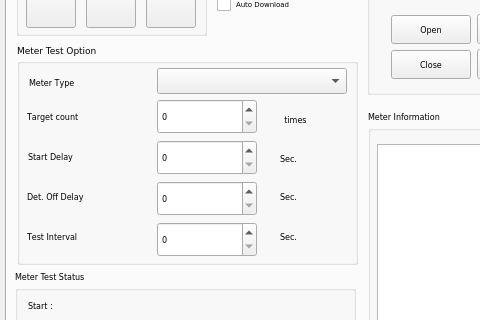
Before: the Qt Designer form mainwindow.ui in shnomad/Battery-Test, drawn with Qt 5; both pictures show x 0 to 480 and y 105 to 425 of the 1024 by 600 pixel window.
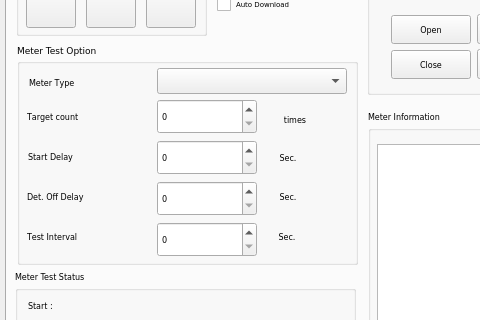
After: the same form once the commit is applied. The open tabs and pages were chosen to show the change.

What changed in the file:
```diff
--- a/mainwindow.ui
+++ b/mainwindow.ui
@@ -1058,9 +1058,9 @@
       <widget class="QLabel" name="label_8">
        <property name="geometry">
         <rect>
-         <x>263</x>
+         <x>246</x>
          <y>145</y>
-         <width>17</width>
+         <width>50</width>
          <height>16</height>
         </rect>
        </property>
@@ -1081,9 +1081,9 @@
       <widget class="QLabel" name="label_7">
        <property name="geometry">
         <rect>
-         <x>263</x>
-         <y>107</y>
-         <width>17</width>
+         <x>246</x>
+         <y>106</y>
+         <width>50</width>
          <height>16</height>
         </rect>
        </property>
@@ -1104,9 +1104,9 @@
       <widget class="QLabel" name="label_6">
        <property name="geometry">
         <rect>
-         <x>267</x>
+         <x>253</x>
          <y>68</y>
-         <width>23</width>
+         <width>50</width>
          <height>16</height>
         </rect>
        </property>
@@ -1127,9 +1127,9 @@
       <widget class="QLabel" name="label_9">
        <property name="geometry">
         <rect>
-         <x>263</x>
+         <x>245</x>
          <y>185</y>
-         <width>17</width>
+         <width>50</width>
          <height>16</height>
         </rect>
        </property>
@@ -1203,7 +1203,7 @@
         <rect>
          <x>10</x>
          <y>65</y>
-         <width>52</width>
+         <width>110</width>
          <height>16</height>
         </rect>
        </property>
@@ -1228,7 +1228,7 @@
         <rect>
          <x>10</x>
          <y>145</y>
-         <width>57</width>
+         <width>110</width>
          <height>16</height>
         </rect>
        </property>
@@ -1253,7 +1253,7 @@
         <rect>
          <x>12</x>
          <y>31</y>
-         <width>46</width>
+         <width>110</width>
          <height>16</height>
         </rect>
        </property>
@@ -1278,7 +1278,7 @@
         <rect>
          <x>11</x>
          <y>105</y>
-         <width>45</width>
+         <width>110</width>
          <height>16</height>
         </rect>
        </property>
@@ -1303,7 +1303,7 @@
         <rect>
          <x>10</x>
          <y>185</y>
-         <width>51</width>
+         <width>110</width>
          <height>16</height>
         </rect>
        </property>
```
Left out of the diff: 2 changed lines with no effect on the pictures.
